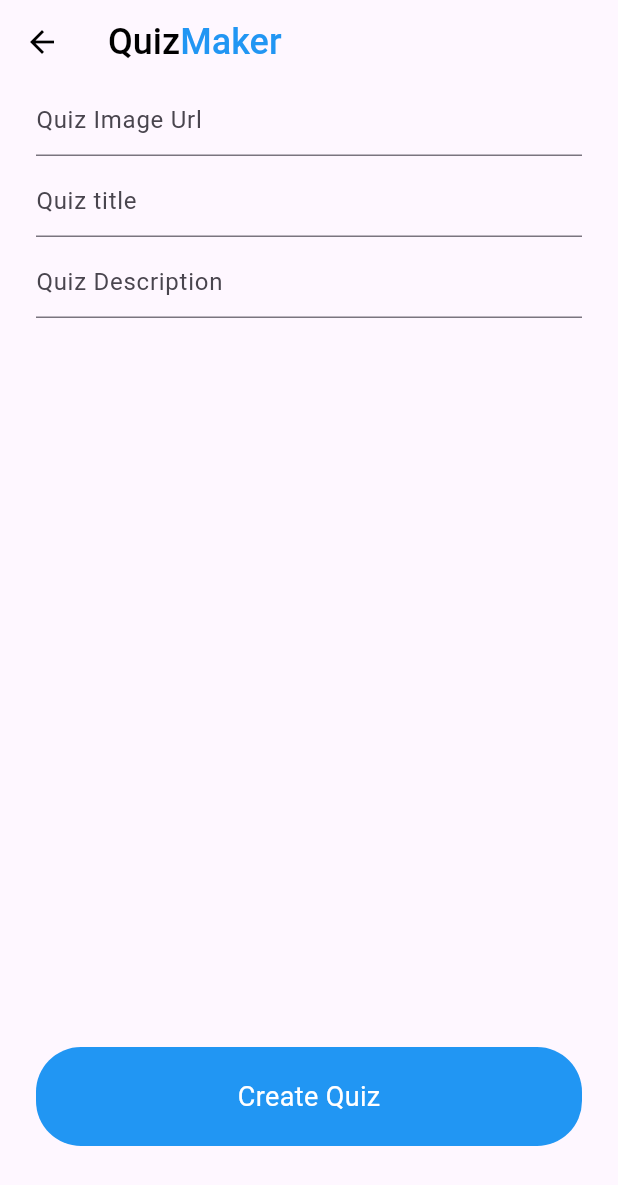
After one commit to vasilMihaylovHub/BgQuiz, a Flutter app: the Home screen opened directly, after a tap on the "add" icon, on a phone screen of 412 x 824 dp. The commit adds this screen. Shown: the top 1185 px of the screen. Run offline on Flutter 3.47's test engine with Material 3 defaults, Android fonts, the phone set to English and light mode, and no system bars.

Commit message:
Pages for quiz creation

```diff
--- /dev/null
+++ b/lib/common/constants.dart
@@ -0,0 +1,3 @@
+class Constants {
+  static const int databaseResponseTimeSeconds = 3;
+}
--- /dev/null
+++ b/lib/services/database.dart
@@ -0,0 +1,47 @@
+import 'package:quiz_maker/common/constants.dart';
+import 'dart:async';
+
+class DatabaseService {
+  final List<Map<String, dynamic>> _quizzes = [];
+  int _quizCounter = 0;
+
+  Future<String> addQuizData(Map<String, String> quizData) async {
+    await Future.delayed(const Duration(seconds: Constants.databaseResponseTimeSeconds));
+
+    String quizId = 'quizID${_quizCounter++}';
+    quizData['quizId'] = quizId;
+    _quizzes.add({
+      'quizData': quizData,
+      'questions': <Map<String, String>>[],
+    });
+    return quizId;
+  }
+
+  Future<void> addQuestionToQuiz(String quizId, Map<String, String> questionData) async {
+    await Future.delayed(const Duration(seconds: Constants.databaseResponseTimeSeconds));
+    try {
+      for (var quiz in _quizzes) {
+        if (quiz['quizData']['quizId'] == quizId) {
+          (quiz['questions'] as List<Map<String, String>>).add(questionData);
+          return;
+        }
+      }
+    } catch (e) {
+      print(e.toString());
+      throw Exception('Quiz not found');
+    }
+  }
+
+  Future<List<Map<String, dynamic>>> getQuizzes() async {
+    await Future.delayed(const Duration(seconds: Constants.databaseResponseTimeSeconds));
+
+    return _quizzes;
+  }
+
+  Stream<List<Map<String, dynamic>>> getQuizzesSteam()  {
+
+    return Stream.fromFuture(getQuizzes());
+  }
+
+
+}
--- /dev/null
+++ b/lib/views/create_quiz.dart
@@ -0,0 +1,102 @@
+import 'package:flutter/material.dart';
+import 'package:quiz_maker/services/database.dart';
+import 'package:quiz_maker/views/add_question.dart';
+
+import '../widgets/widgets.dart';
+
+class CreateQuiz extends StatefulWidget {
+  const CreateQuiz({super.key});
+
+  @override
+  State<CreateQuiz> createState() => _CreateQuizState();
+}
+
+class _CreateQuizState extends State<CreateQuiz> {
+  final _formKey = GlobalKey<FormState>();
+  late String image, title, description;
+  DatabaseService databaseService = DatabaseService();
+  bool isLoading = false;
+
+  createQuiz() {
+    if (_formKey.currentState?.validate() == true) {
+      setState(() {
+        isLoading = true;
+      });
+      Map<String, String> quizMap = {
+        "quizImgUrl": image,
+        "quizTitle": title,
+        "quizDescription": description,
+      };
+      databaseService.addQuizData(quizMap).then((quizId) {
+        setState(() {
+          isLoading = false;
+        });
+        print('Quiz created with ID: $quizId');
+        Navigator.pushReplacement(
+            context, MaterialPageRoute(builder: (context) => AddQuestion(quizId: quizId)));
+      });
+    }
+  }
+
+  @override
+  Widget build(BuildContext context) {
+    return Scaffold(
+      appBar: AppBar(
+        title: appBar(context),
+        backgroundColor: Colors.transparent,
+        elevation: 0.0,
+        iconTheme: const IconThemeData(color: Colors.black),
+      ),
+      body: isLoading
+          ? const Center(
+              child: CircularProgressIndicator(),
+            )
+          : Form(
+            key: _formKey,
+            child: Container(
+                padding: const EdgeInsets.symmetric(horizontal: 24),
+                child: Column(
+                  children: [
+                    TextFormField(
+                      decoration:
+                          const InputDecoration(hintText: "Quiz Image Url"),
+                      onChanged: (img) {
+                        image = img;
+                      },
+                    ),
+                    const SizedBox(
+                      height: 6,
+                    ),
+                    TextFormField(
+                      //add more validations
+                      validator: (val) => val!.isEmpty ? "Enter title" : null,
+                      decoration: const InputDecoration(hintText: "Quiz title"),
+                      onChanged: (val) {
+                        title = val;
+                      },
+                    ),
+                    const SizedBox(
+                      height: 6,
+                    ),
+                    TextFormField(
+                      validator: (val) => val!.isEmpty ? "Enter description" : null,
+                      decoration:
+                          const InputDecoration(hintText: "Quiz Description"),
+                      onChanged: (val) {
+                        description = val;
+                      },
+                    ),
+                    const Spacer(),
+                    GestureDetector(
+                        onTap: () {
+                          createQuiz();
+                        },
+                        child: blueButton(context: context,label: "Create Quiz")),
+                    const SizedBox(height: 60)
+                  ],
+                ),
+              ),
+          ),
+    );
+  }
+}
--- a/lib/views/home.dart
+++ b/lib/views/home.dart
@@ -1,4 +1,8 @@
+import 'dart:async';
 import 'package:flutter/material.dart';
+import 'package:quiz_maker/services/database.dart';
+import 'package:quiz_maker/views/create_quiz.dart';
+import 'package:quiz_maker/widgets/widgets.dart';
 
 class Home extends StatefulWidget {
   const Home({super.key});
@@ -8,8 +12,97 @@ class Home extends StatefulWidget {
 }
 
 class _HomeState extends State<Home> {
+  late Future<List<Map<String, dynamic>>> quizzesFuture;
+  DatabaseService databaseService = DatabaseService();
+
+  @override
+  void initState() {
+    super.initState();
+    quizzesFuture = databaseService.getQuizzes();
+  }
+
+  void refreshQuizzes() {
+    setState(() {
+      quizzesFuture = databaseService.getQuizzes();
+    });
+  }
+
+  Widget quizList() {
+    return FutureBuilder<List<Map<String, dynamic>>>(
+      future: quizzesFuture,
+      builder: (context, snapshot) {
+        if (snapshot.connectionState == ConnectionState.waiting) {
+          return Center(child: CircularProgressIndicator());
+        } else if (snapshot.hasError) {
+          return Center(child: Text('Error: ${snapshot.error}'));
+        } else if (!snapshot.hasData || snapshot.data!.isEmpty) {
+          return Center(child: Text('No quizzes available'));
+        } else {
+          var quizzes = snapshot.data!;
+          return ListView.builder(
+            itemCount: quizzes.length,
+            itemBuilder: (context, index) {
+              var quiz = quizzes[index];
+              return QuizTitle(
+                quiz['quizData']['quizImgUrl'],
+                quiz['quizData']['quizTitle'],
+                quiz['quizData']['quizDescription'],
+              );
+            },
+          );
+        }
+      },
+    );
+  }
+
   @override
   Widget build(BuildContext context) {
-    return const Placeholder();
+    return Scaffold(
+      appBar: AppBar(
+        title: appBar(context),
+        backgroundColor: Colors.transparent,
+        elevation: 0.0,
+      ),
+      body: quizList(),
+      floatingActionButton: FloatingActionButton(
+        child: const Icon(Icons.add),
+        onPressed: () async {
+          await Navigator.push(
+            context,
+            MaterialPageRoute(
+              builder: (context) => const CreateQuiz(),
+            ),
+          );
+          refreshQuizzes(); // Refresh quizzes after coming back from the CreateQuiz screen
+        },
+      ),
+    );
   }
 }
+
+class QuizTitle extends StatelessWidget {
+  final String imgUrl;
+  final String title;
+  final String desc;
+
+  QuizTitle(this.imgUrl, this.title, this.desc);
+
+  @override
+  Widget build(BuildContext context) {
+    return Placeholder(
+      child: Stack(
+        children: [
+          Image.network(imgUrl),
+          Container(
+            child: Column(
+              children: [
+                Text(title),
+                Text(desc),
+              ],
+            ),
+          )
+        ],
+      ),
+    );
+  }
+}
--- a/lib/widgets/widgets.dart
+++ b/lib/widgets/widgets.dart
@@ -13,3 +13,20 @@ Widget appBar(BuildContext context){
     ),
   );
 }
+
+
+Widget blueButton({required BuildContext context, required String label, double? buttonWidth}) {
+  return Container(
+      padding: EdgeInsets.symmetric(vertical: 20),
+      decoration: BoxDecoration(
+          color: Colors.blue,
+          borderRadius: BorderRadius.circular(30)
+      ),
+      alignment: Alignment.center,
+      width: buttonWidth ?? MediaQuery.of(context).size.width - 48,
+      child: Text(
+        label,
+        style: TextStyle(color: Colors.white, fontSize: 18),
+      ),
+    );
+}
```
Also changed, not shown: lib/services/auth.dart (+4 -4 lines), lib/views/add_question.dart (added, +159 -0 lines), lib/views/signin.dart (+1 -13 lines), lib/views/signup.dart (+1 -13 lines), 1 other file.
